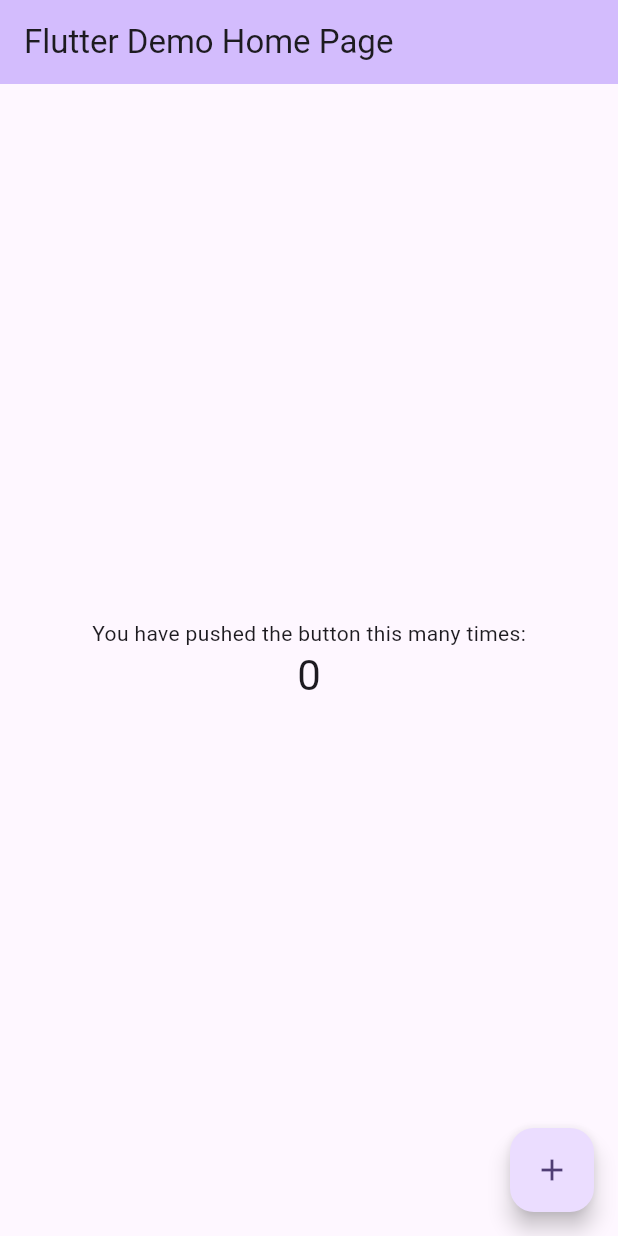
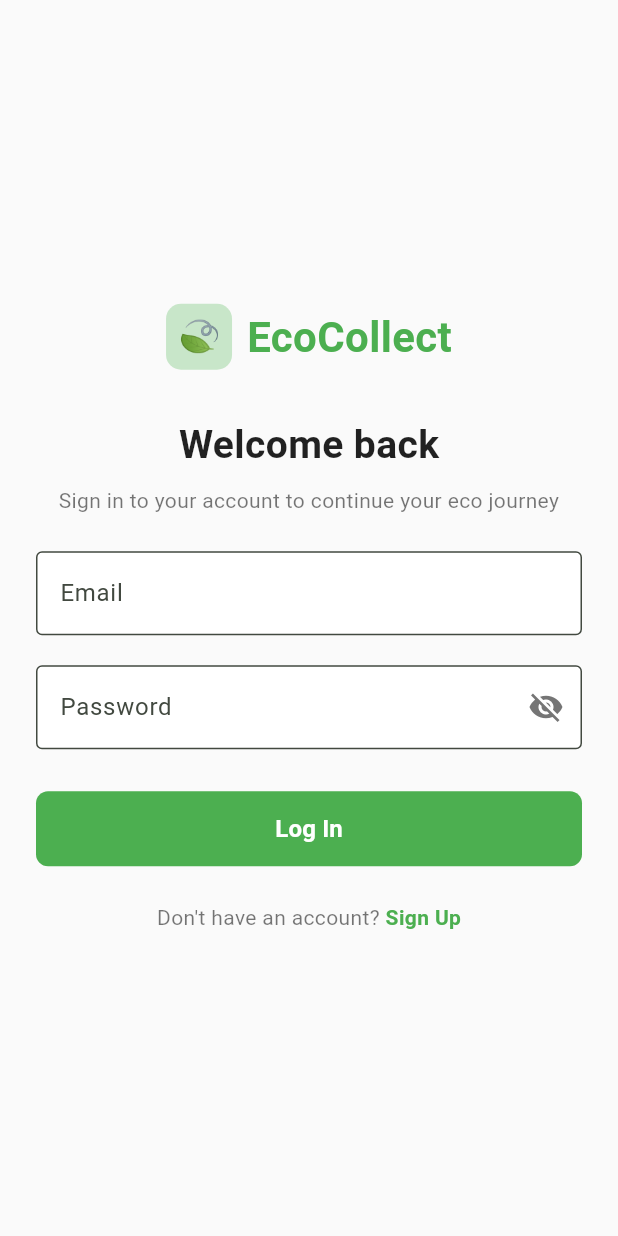
Before and after one commit to nhatle1682004/PRM393_SE1817_GROUP7_FE, a Flutter app: the screen it shows after launch, on a phone screen of 412 x 824 dp. Run offline on Flutter 3.47's test engine with Material 3 defaults, Android fonts, the light colour scheme and no system bars; our stand-ins replace dio.

Commit message:
feat: implement responsive login screen UI

```diff
--- a/lib/main.dart
+++ b/lib/main.dart
@@ -1,122 +1,24 @@
 import 'package:flutter/material.dart';
 
+import 'screens/login_screen.dart';
+
 void main() {
-  runApp(const MyApp());
+  runApp(const EcoCollectApp());
 }
 
-class MyApp extends StatelessWidget {
-  const MyApp({super.key});
+class EcoCollectApp extends StatelessWidget {
+  const EcoCollectApp({super.key});
 
-  // This widget is the root of your application.
   @override
   Widget build(BuildContext context) {
     return MaterialApp(
-      title: 'Flutter Demo',
+      title: 'EcoCollect',
+      debugShowCheckedModeBanner: false,
       theme: ThemeData(
-        // This is the theme of your application.
-        //
-        // TRY THIS: Try running your application with "flutter run". You'll see
-        // the application has a purple toolbar. Then, without quitting the app,
-        // try changing the seedColor in the colorScheme below to Colors.green
-        // and then invoke "hot reload" (save your changes or press the "hot
-        // reload" button in a Flutter-supported IDE, or press "r" if you used
-        // the command line to start the app).
-        //
-        // Notice that the counter didn't reset back to zero; the application
-        // state is not lost during the reload. To reset the state, use hot
-        // restart instead.
-        //
-        // This works for code too, not just values: Most code changes can be
-        // tested with just a hot reload.
-        colorScheme: .fromSeed(seedColor: Colors.deepPurple),
+        colorScheme: ColorScheme.fromSeed(seedColor: Colors.green),
+        useMaterial3: true,
       ),
-      home: const MyHomePage(title: 'Flutter Demo Home Page'),
+      home: const LoginScreen(),
     );
   }
 }
-
-class MyHomePage extends StatefulWidget {
-  const MyHomePage({super.key, required this.title});
-
-  // This widget is the home page of your application. It is stateful, meaning
-  // that it has a State object (defined below) that contains fields that affect
-  // how it looks.
-
-  // This class is the configuration for the state. It holds the values (in this
-  // case the title) provided by the parent (in this case the App widget) and
-  // used by the build method of the State. Fields in a Widget subclass are
-  // always marked "final".
-
-  final String title;
-
-  @override
-  State<MyHomePage> createState() => _MyHomePageState();
-}
-
-class _MyHomePageState extends State<MyHomePage> {
-  int _counter = 0;
-
-  void _incrementCounter() {
-    setState(() {
-      // This call to setState tells the Flutter framework that something has
-      // changed in this State, which causes it to rerun the build method below
-      // so that the display can reflect the updated values. If we changed
-      // _counter without calling setState(), then the build method would not be
-      // called again, and so nothing would appear to happen.
-      _counter++;
-    });
-  }
-
-  @override
-  Widget build(BuildContext context) {
-    // This method is rerun every time setState is called, for instance as done
-    // by the _incrementCounter method above.
-    //
-    // The Flutter framework has been optimized to make rerunning build methods
-    // fast, so that you can just rebuild anything that needs updating rather
-    // than having to individually change instances of widgets.
-    return Scaffold(
-      appBar: AppBar(
-        // TRY THIS: Try changing the color here to a specific color (to
-        // Colors.amber, perhaps?) and trigger a hot reload to see the AppBar
-        // change color while the other colors stay the same.
-        backgroundColor: Theme.of(context).colorScheme.inversePrimary,
-        // Here we take the value from the MyHomePage object that was created by
-        // the App.build method, and use it to set our appbar title.
-        title: Text(widget.title),
-      ),
-      body: Center(
-        // Center is a layout widget. It takes a single child and positions it
-        // in the middle of the parent.
-        child: Column(
-          // Column is also a layout widget. It takes a list of children and
-          // arranges them vertically. By default, it sizes itself to fit its
-          // children horizontally, and tries to be as tall as its parent.
-          //
-          // Column has various properties to control how it sizes itself and
-          // how it positions its children. Here we use mainAxisAlignment to
-          // center the children vertically; the main axis here is the vertical
-          // axis because Columns are vertical (the cross axis would be
-          // horizontal).
-          //
-          // TRY THIS: Invoke "debug painting" (choose the "Toggle Debug Paint"
-          // action in the IDE, or press "p" in the console), to see the
-          // wireframe for each widget.
-          mainAxisAlignment: .center,
-          children: [
-            const Text('You have pushed the button this many times:'),
-            Text(
-              '$_counter',
-              style: Theme.of(context).textTheme.headlineMedium,
-            ),
-          ],
-        ),
-      ),
-      floatingActionButton: FloatingActionButton(
-        onPressed: _incrementCounter,
-        tooltip: 'Increment',
-        child: const Icon(Icons.add),
-      ),
-    );
-  }
-}
--- /dev/null
+++ b/lib/screens/login_screen.dart
@@ -0,0 +1,457 @@
+import 'package:flutter/material.dart';
+import '../services/auth_service.dart';
+
+
+class LoginScreen extends StatefulWidget {
+  const LoginScreen({super.key});
+
+  @override
+  State<LoginScreen> createState() => _LoginScreenState();
+}
+
+class _LoginScreenState extends State<LoginScreen> {
+  // Tương đương useState formData
+  final TextEditingController _emailController = TextEditingController();
+  final TextEditingController _passwordController = TextEditingController();
+
+  // Tương đương useState loading, error, showPassword
+  bool _loading = false;
+  String _error = '';
+  bool _showPassword = false;
+
+  final AuthService _authService = AuthService();
+  final _formKey = GlobalKey<FormState>();
+
+  static const double _desktopBreakpoint = 900;
+
+  @override
+  void dispose() {
+    _emailController.dispose();
+    _passwordController.dispose();
+    super.dispose();
+  }
+
+  void _handleChange() {
+    if (_error.isNotEmpty) {
+      setState(() => _error = '');
+    }
+  }
+
+  Future<void> _handleSubmit() async {
+    // validate() kiểm tra email/password trước khi gọi API — tránh request thừa.
+    if (!_formKey.currentState!.validate()) return;
+
+    // Bật loading + xóa lỗi cũ → UI hiện spinner, khóa nút (giống setLoading(true) React).
+    setState(() {
+      _loading = true;
+      _error = '';
+    });
+
+    // -------------------------------------------------------------------------
+    // GỌI API (Đang tạm comment vì chưa có API thật)
+    /*
+    try {
+      final response = await _authService.login(
+        _emailController.text,
+        _passwordController.text,
+      );
+
+      if (!mounted) return;
+
+      ScaffoldMessenger.of(context).showSnackBar(
+        const SnackBar(content: Text('Login Successful!')),
+      );
+    } catch (err) {
+      if (!mounted) return;
+      setState(() => _error = err.toString());
+    } finally {
+      if (mounted) setState(() => _loading = false);
+    }
+    */
+
+    // Demo UI — mô phỏng loading khi chưa có API
+    await Future.delayed(const Duration(milliseconds: 1000));
+    if (!mounted) return;
+    setState(() {
+      _loading = false;
+      // Thông báo giả lập thành công
+      ScaffoldMessenger.of(context).showSnackBar(
+        const SnackBar(content: Text('Demo Login Successful!')),
+      );
+    });
+    // -------------------------------------------------------------------------
+  }
+
+  @override
+  Widget build(BuildContext context) {
+    return Scaffold(
+      body: LayoutBuilder(
+        builder: (context, constraints) {
+          final isWide = constraints.maxWidth >= _desktopBreakpoint;
+
+          if (isWide) {
+            return Row(
+              children: [
+                Expanded(child: _buildLeftPanel()),
+                Expanded(child: _buildRightPanel(isWide: true)),
+              ],
+            );
+          }
+
+          return _buildRightPanel(isWide: false);
+        },
+      ),
+    );
+  }
+
+  Widget _buildLeftPanel() {
+    return Container(
+      decoration: BoxDecoration(
+        gradient: LinearGradient(
+          begin: Alignment.topLeft,
+          end: Alignment.bottomRight,
+          colors: [
+            Colors.green.shade700,
+            Colors.green.shade500,
+            Colors.green.shade400,
+          ],
+        ),
+      ),
+      child: Center(
+        child: SingleChildScrollView(
+          padding: const EdgeInsets.all(48),
+          child: ConstrainedBox(
+            constraints: const BoxConstraints(maxWidth: 480),
+            child: Column(
+              mainAxisAlignment: MainAxisAlignment.center,
+              crossAxisAlignment: CrossAxisAlignment.start,
+              children: [
+                _buildEcoIcons(),
+                const SizedBox(height: 32),
+                const Text(
+                  'Together for a Greener Future',
+                  style: TextStyle(
+                    fontSize: 36,
+                    fontWeight: FontWeight.bold,
+                    color: Colors.white,
+                    height: 1.2,
+                  ),
+                ),
+                const SizedBox(height: 16),
+                Text(
+                  'Join our community in making waste recycling simple, '
+                  'rewarding, and impactful. Every action counts towards a '
+                  'sustainable planet.',
+                  style: TextStyle(
+                    fontSize: 16,
+                    color: Colors.white.withValues(alpha: 0.9),
+                    height: 1.6,
+                  ),
+                ),
+                const SizedBox(height: 40),
+                _buildStatsRow(),
+              ],
+            ),
+          ),
+        ),
+      ),
+    );
+  }
+
+  Widget _buildEcoIcons() {
+    const icons = ['🍃', '♻️', '🌲'];
+    return Row(
+      children: icons
+          .map(
+            (icon) => Padding(
+              padding: const EdgeInsets.only(right: 12),
+              child: Container(
+                width: 56,
+                height: 56,
+                decoration: BoxDecoration(
+                  color: Colors.white.withValues(alpha: 0.2),
+                  borderRadius: BorderRadius.circular(12),
+                ),
+                alignment: Alignment.center,
+                child: Text(icon, style: const TextStyle(fontSize: 28)),
+              ),
+            ),
+          )
+          .toList(),
+    );
+  }
+
+  Widget _buildStatsRow() {
+    const stats = [
+      ('50K+', 'Active Users'),
+      ('120T', 'Waste Recycled'),
+      ('98%', 'Satisfaction'),
+    ];
+
+    return Row(
+      children: stats
+          .map(
+            (stat) => Expanded(
+              child: Padding(
+                padding: const EdgeInsets.only(right: 8),
+                child: Container(
+                  padding: const EdgeInsets.symmetric(
+                    vertical: 20,
+                    horizontal: 12,
+                  ),
+                  decoration: BoxDecoration(
+                    color: Colors.white.withValues(alpha: 0.15),
+                    borderRadius: BorderRadius.circular(12),
+                  ),
+                  child: Column(
+                    children: [
+                      Text(
+                        stat.$1,
+                        style: const TextStyle(
+                          fontSize: 24,
+                          fontWeight: FontWeight.bold,
+                          color: Colors.white,
+                        ),
+                      ),
+                      const SizedBox(height: 4),
+                      Text(
+                        stat.$2,
+                        textAlign: TextAlign.center,
+                        style: TextStyle(
+                          fontSize: 12,
+                          color: Colors.white.withValues(alpha: 0.85),
+                        ),
+                      ),
+                    ],
+                  ),
+                ),
+              ),
+            ),
+          )
+          .toList(),
+    );
+  }
+
+  Widget _buildRightPanel({required bool isWide}) {
+    return Container(
+      color: Colors.grey.shade50,
+      child: Center(
+        child: SingleChildScrollView(
+          padding: EdgeInsets.symmetric(
+            horizontal: isWide ? 48 : 24,
+            vertical: 32,
+          ),
+          child: ConstrainedBox(
+            constraints: const BoxConstraints(maxWidth: 420),
+            child: Column(
+              mainAxisAlignment: MainAxisAlignment.center,
+              crossAxisAlignment: CrossAxisAlignment.stretch,
+              children: [
+                _buildBrand(),
+                const SizedBox(height: 32),
+                _buildWelcomeText(),
+                if (_error.isNotEmpty) ...[
+                  const SizedBox(height: 16),
+                  _buildErrorAlert(),
+                ],
+                const SizedBox(height: 24),
+                _buildLoginForm(),
+                const SizedBox(height: 24),
+                _buildSignUpLink(),
+              ],
+            ),
+          ),
+        ),
+      ),
+    );
+  }
+
+  Widget _buildBrand() {
+    return Row(
+      mainAxisAlignment: MainAxisAlignment.center,
+      children: [
+        Container(
+          width: 44,
+          height: 44,
+          decoration: BoxDecoration(
+            color: Colors.green.shade100,
+            borderRadius: BorderRadius.circular(10),
+          ),
+          alignment: Alignment.center,
+          child: const Text('🍃', style: TextStyle(fontSize: 24)),
+        ),
+        const SizedBox(width: 10),
+        const Text(
+          'EcoCollect',
+          style: TextStyle(
+            fontSize: 28,
+            fontWeight: FontWeight.bold,
+            color: Colors.green,
+          ),
+        ),
+      ],
+    );
+  }
+
+  Widget _buildWelcomeText() {
+    return const Column(
+      children: [
+        Text(
+          'Welcome back',
+          style: TextStyle(
+            fontSize: 26,
+            fontWeight: FontWeight.bold,
+            color: Colors.black87,
+          ),
+        ),
+        SizedBox(height: 8),
+        Text(
+          'Sign in to your account to continue your eco journey',
+          textAlign: TextAlign.center,
+          style: TextStyle(fontSize: 14, color: Colors.black54),
+        ),
+      ],
+    );
+  }
+
+  Widget _buildErrorAlert() {
+    return Container(
+      padding: const EdgeInsets.symmetric(horizontal: 14, vertical: 12),
+      decoration: BoxDecoration(
+        color: Colors.red.shade50,
+        borderRadius: BorderRadius.circular(8),
+        border: Border.all(color: Colors.red.shade200),
+      ),
+      child: Row(
+        children: [
+          Icon(Icons.error_outline, color: Colors.red.shade700, size: 20),
+          const SizedBox(width: 8),
+          Expanded(
+            child: Text(
+              _error,
+              style: TextStyle(color: Colors.red.shade700, fontSize: 14),
+            ),
+          ),
+        ],
+      ),
+    );
+  }
+
+  Widget _buildLoginForm() {
+    return Form(
+      key: _formKey,
+      onChanged: _handleChange,
+      child: Column(
+        crossAxisAlignment: CrossAxisAlignment.stretch,
+        children: [
+          TextFormField(
+            controller: _emailController,
+            keyboardType: TextInputType.emailAddress,
+            textInputAction: TextInputAction.next,
+            decoration: const InputDecoration(
+              labelText: 'Email',
+              hintText: 'name@example.com',
+              border: OutlineInputBorder(),
+              filled: true,
+              fillColor: Colors.white,
+            ),
+            validator: (value) {
+              if (value == null || value.trim().isEmpty) {
+                return 'Email is required';
+              }
+              if (!value.contains('@')) {
+                return 'Enter a valid email';
+              }
+              return null;
+            },
+          ),
+          const SizedBox(height: 20),
+          TextFormField(
+            controller: _passwordController,
+            obscureText: !_showPassword,
+            textInputAction: TextInputAction.done,
+            onFieldSubmitted: (_) {
+              if (!_loading) _handleSubmit();
+            },
+            decoration: InputDecoration(
+              labelText: 'Password',
+              hintText: 'Enter your password',
+              border: const OutlineInputBorder(),
+              filled: true,
+              fillColor: Colors.white,
+              suffixIcon: IconButton(
+                onPressed: () {
+                  setState(() => _showPassword = !_showPassword);
+                },
+                icon: Icon(
+                  _showPassword ? Icons.visibility : Icons.visibility_off,
+                  color: Colors.grey.shade600,
+                ),
+                tooltip: _showPassword ? 'Hide password' : 'Show password',
+              ),
+            ),
+            validator: (value) {
+              if (value == null || value.isEmpty) {
+                return 'Password is required';
+              }
+              return null;
+            },
+          ),
+          const SizedBox(height: 28),
+          SizedBox(
+            height: 50,
+            child: FilledButton(
+              onPressed: _loading ? null : _handleSubmit,
+              style: FilledButton.styleFrom(
+                backgroundColor: Colors.green,
+                disabledBackgroundColor: Colors.green.shade300,
+                shape: RoundedRectangleBorder(
+                  borderRadius: BorderRadius.circular(8),
+                ),
+              ),
+              child: _loading
+                  ? const SizedBox(
+                      width: 24,
+                      height: 24,
+                      child: CircularProgressIndicator(
+                        strokeWidth: 2.5,
+                        color: Colors.white,
+                      ),
+                    )
+                  : const Text(
+                      'Log In',
+                      style: TextStyle(
+                        fontSize: 16,
+                        fontWeight: FontWeight.w600,
+                      ),
+                    ),
+            ),
+          ),
+        ],
+      ),
+    );
+  }
+
+  Widget _buildSignUpLink() {
+    return Row(
+      mainAxisAlignment: MainAxisAlignment.center,
+      children: [
+        const Text(
+          "Don't have an account? ",
+          style: TextStyle(color: Colors.black54),
+        ),
+        GestureDetector(
+          // Chỉ hiển thị nút — chưa điều hướng (chưa có trang Register).
+          onTap: () {},
+          child: const Text(
+            'Sign Up',
+            style: TextStyle(
+              color: Colors.green,
+              fontWeight: FontWeight.w600,
+            ),
+          ),
+        ),
+      ],
+    );
+  }
+}
```
